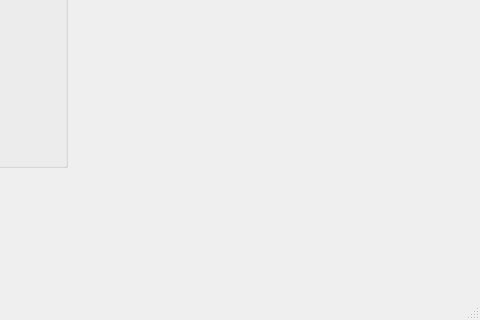
First picture: the form in src/mainwindow.ui, repository hermixy/ploteditor, before the edit; both pictures show x 613 to 1093 and y 155 to 475 of the 1093 by 475 pixel window.
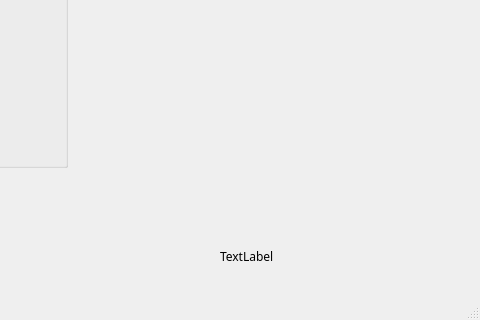
Second picture: the form after the edit.

```diff
--- a/src/mainwindow.ui
+++ b/src/mainwindow.ui
@@ -87,6 +87,19 @@
      </property>
     </widget>
    </widget>
+   <widget class="QLabel" name="labelTest">
+    <property name="geometry">
+     <rect>
+      <x>833</x>
+      <y>369</y>
+      <width>141</width>
+      <height>41</height>
+     </rect>
+    </property>
+    <property name="text">
+     <string>TextLabel</string>
+    </property>
+   </widget>
   </widget>
   <widget class="QMenuBar" name="menubar">
    <property name="geometry">
```
